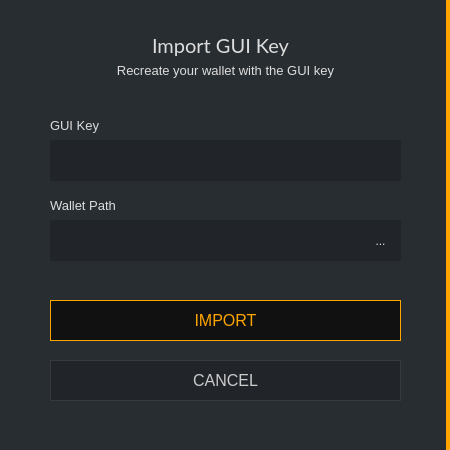
The window that src/gui/ui/importkeydialog.ui (ConcealNetwork/conceal-desktop) describes before a commit, drawn with Qt 5.
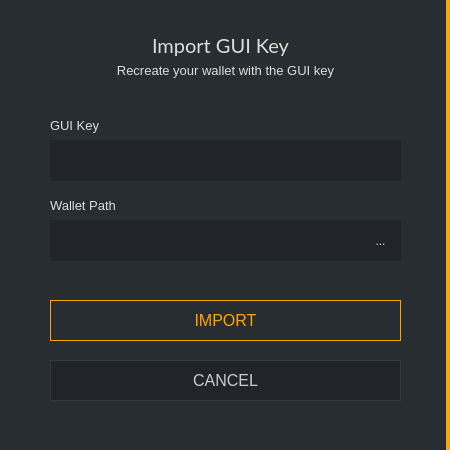
The same window after the commit.

Patch:
```diff
--- a/src/gui/ui/importkeydialog.ui
+++ b/src/gui/ui/importkeydialog.ui
@@ -207,7 +207,7 @@
        </font>
       </property>
       <property name="styleSheet">
-       <string notr="true">QPushButton#m_okButton {color: orange; background-color: #111111; border: 1px solid orange; font-size: 16px;}
+       <string notr="true">QPushButton#m_okButton {color: orange;  border: 1px solid orange; font-size: 16px;}
 
 QPushButton#m_okButton:hover {color: orange; background-color: #111111; border: 2px solid orange; font-size: 16px;}</string>
       </property>
```
Left out of the diff: 2 changed lines with no effect on the pictures.
